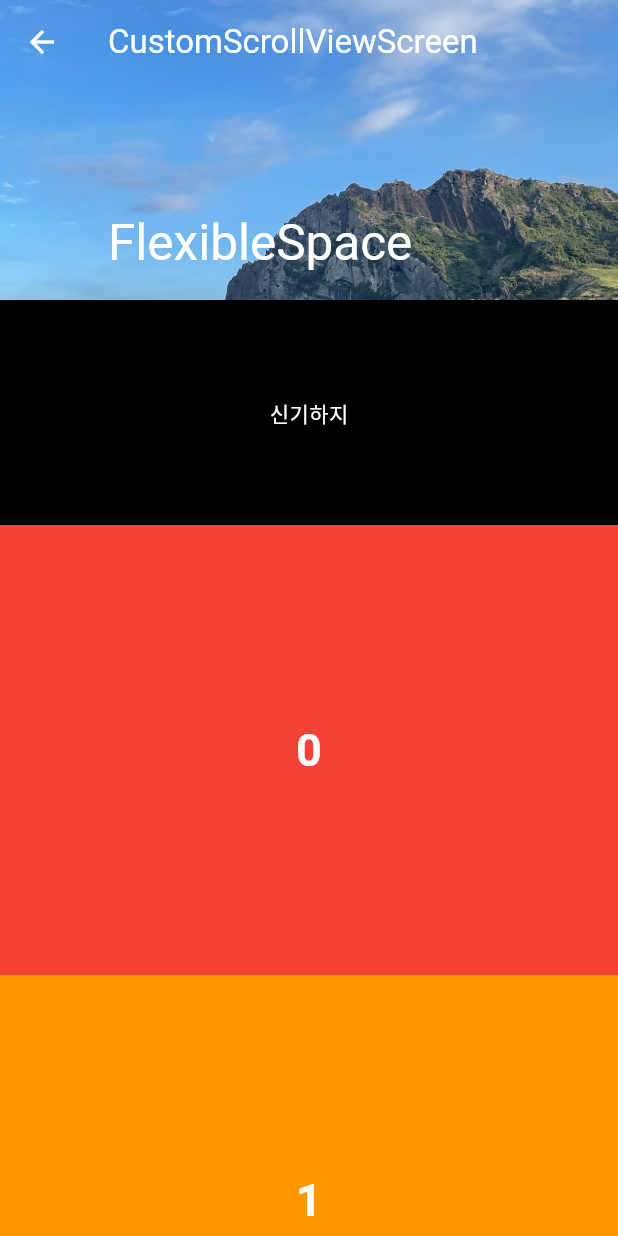
After one commit to ichanguk/flutter-lv1-inflearn, a Flutter app: the CustomScrollViewScreen screen opened directly, on a phone screen of 412 x 824 dp. The commit adds this screen. Run offline on Flutter 3.47's test engine with Material 3 defaults, Android fonts, the phone set to English and light mode, and no system bars; our stand-ins replace drift, flutter_dotenv, geolocator, get_it, google_maps_flutter, image_picker and 5 more; missing offline and left inert: agora_rtc_engine, sqlite3; accounts and stored records are empty; generated files the repository leaves out were written again.

Commit message:
Update Section29. Scrollable widgets

```diff
--- /dev/null
+++ b/scrollable_widgets/lib/screen/custom_scroll_view_screen.dart
@@ -0,0 +1,190 @@
+import 'package:flutter/material.dart';
+import 'package:scrollable_widgets/const/colors.dart';
+
+class _SliverFixedHeaderDelegate extends SliverPersistentHeaderDelegate {
+  final Widget child;
+  final double maxHeight;
+  final double minHeight;
+
+  _SliverFixedHeaderDelegate({
+    required this.child,
+    required this.maxHeight,
+    required this.minHeight,
+  });
+
+  @override
+  Widget build(
+    BuildContext context,
+    double shrinkOffset,
+    bool overlapsContent,
+  ) {
+    return SizedBox.expand(child: child);
+  }
+
+  @override
+  // 최대 높이
+  double get maxExtent => maxHeight;
+
+  @override
+  // 최소 높이
+  double get minExtent => minHeight;
+
+  @override
+  // covariant - 상속된 클래스도 사용가능
+  // oldDelegate - build가 실행이 됐을때 이전 Delegate
+  // this - 새로운 delegate
+  // shouldRebuild - 새로 build를 해야할지 말지 결정
+  bool shouldRebuild(_SliverFixedHeaderDelegate oldDelegate) {
+    return oldDelegate.minHeight != minHeight ||
+        oldDelegate.maxHeight != maxHeight ||
+        oldDelegate.child != child;
+  }
+}
+
+class CustomScrollViewScreen extends StatelessWidget {
+  final List<int> numbers = List.generate(100, (index) => index);
+
+  CustomScrollViewScreen({super.key});
+
+  @override
+  Widget build(BuildContext context) {
+    return Scaffold(
+      body: CustomScrollView(
+        slivers: [
+          renderSliverAppbar(),
+          renderHeader(),
+          renderBuilderSliverList(),
+          renderHeader(),
+          renderSliverGridBuilder(),
+          renderHeader(),
+          renderBuilderSliverList(),
+        ],
+      ),
+    );
+  }
+
+  SliverPersistentHeader renderHeader() {
+    return SliverPersistentHeader(
+      pinned: true,
+      delegate: _SliverFixedHeaderDelegate(
+        child: Container(
+          color: Colors.black,
+          child: Center(
+            child: Text('신기하지', style: TextStyle(color: Colors.white)),
+          ),
+        ),
+        minHeight: 75,
+        maxHeight: 150,
+      ),
+    );
+  }
+
+  // Appbar
+  SliverAppBar renderSliverAppbar() {
+    return SliverAppBar(
+      // 스크롤 했을때 리스트의 중간에도 AppBar가 내려오게 할 수 있음
+      floating: true,
+      // 완전 고정
+      pinned: false,
+      // 자석 효과
+      // floating true에만 사용가능
+      snap: true,
+      // 맨 위에서 한계 이상으로 스크롤 했을때
+      // 남는 공간을 차지
+      stretch: true,
+      collapsedHeight: 150,
+      expandedHeight: 200,
+      foregroundColor: Colors.white,
+      backgroundColor: Colors.blue,
+      flexibleSpace: FlexibleSpaceBar(
+        background: Image.asset('asset/img/image_1.jpeg', fit: BoxFit.cover),
+        title: Text('FlexibleSpace', style: TextStyle(color: Colors.white)),
+      ),
+      title: Text('CustomScrollViewScreen'),
+    );
+  }
+
+  // GridView.builder와 비슷함
+  SliverGrid renderSliverGridBuilder() {
+    return SliverGrid(
+      delegate: SliverChildBuilderDelegate((context, index) {
+        return renderContainer(
+          color: rainbowColors[index % rainbowColors.length],
+          index: index,
+        );
+      }, childCount: 100),
+      gridDelegate: SliverGridDelegateWithMaxCrossAxisExtent(
+        maxCrossAxisExtent: 150,
+      ),
+    );
+  }
+
+  // GridView.count와 유사함
+  SliverGrid renderChildSliverGrid() {
+    return SliverGrid(
+      delegate: SliverChildListDelegate(
+        numbers
+            .map(
+              (e) => renderContainer(
+                color: rainbowColors[e % rainbowColors.length],
+                index: e,
+              ),
+            )
+            .toList(),
+      ),
+      gridDelegate: SliverGridDelegateWithFixedCrossAxisCount(
+        crossAxisCount: 2,
+      ),
+    );
+  }
+
+  // ListView.builder 생성자와 유사함.
+  SliverList renderBuilderSliverList() {
+    return SliverList(
+      delegate: SliverChildBuilderDelegate((context, index) {
+        return renderContainer(
+          color: rainbowColors[index % rainbowColors.length],
+          index: index,
+        );
+      }, childCount: 100),
+    );
+  }
+
+  // ListView 기본 생성자와 유사함
+  SliverList renderChildSliverList() {
+    return SliverList(
+      delegate: SliverChildListDelegate(
+        numbers
+            .map(
+              (e) => renderContainer(
+                color: rainbowColors[e % rainbowColors.length],
+                index: e,
+              ),
+            )
+            .toList(),
+      ),
+    );
+  }
+
+  Widget renderContainer({
+    required Color color,
+    required int index,
+    double? height,
+  }) {
+    print(index);
+    return Container(
+      height: height ?? 300,
+      color: color,
+      child: Center(
+        child: Text(
+          index.toString(),
+          style: TextStyle(
+            color: Colors.white,
+            fontWeight: FontWeight.w700,
+            fontSize: 30.0,
+          ),
+        ),
+      ),
+    );
+  }
+}
--- a/scrollable_widgets/lib/screen/home_screen.dart
+++ b/scrollable_widgets/lib/screen/home_screen.dart
@@ -1,7 +1,10 @@
 import 'package:flutter/material.dart';
 import 'package:scrollable_widgets/layout/main_layout.dart';
+import 'package:scrollable_widgets/screen/custom_scroll_view_screen.dart';
 import 'package:scrollable_widgets/screen/list_view_screen.dart';
+import 'package:scrollable_widgets/screen/refresh_indicator_screen.dart';
 import 'package:scrollable_widgets/screen/reorderable_list_view_screen.dart';
+import 'package:scrollable_widgets/screen/scrollbar_screen.dart';
 import 'package:scrollable_widgets/screen/single_child_scroll_view_screen.dart';
 
 import 'grid_view_screen.dart';
@@ -22,6 +25,9 @@ class HomeScreen extends StatelessWidget {
     ScreenModel(builder: (_) => ListViewScreen(), name: 'ListViewScreen'),
     ScreenModel(builder: (_) => GridViewScreen(), name: 'GridViewScreen'),
     ScreenModel(builder: (_) => ReorderableListViewScreen(), name: 'ReorderableListViewScreen'),
+    ScreenModel(builder: (_) => CustomScrollViewScreen(), name: 'CustomScrollViewScreen'),
+    ScreenModel(builder: (_) => ScrollbarScreen(), name: 'ScrollbarScreen'),
+    ScreenModel(builder: (_) => RefreshIndicatorScreen(), name: 'RefreshIndicatorScreen')
   ];
 
   HomeScreen({super.key});
--- a/scrollable_widgets/pubspec.yaml
+++ b/scrollable_widgets/pubspec.yaml
@@ -57,6 +57,9 @@ flutter:
   # the material Icons class.
   uses-material-design: true
 
+  assets:
+    - asset/img/
+
   # To add assets to your application, add an assets section, like this:
   # assets:
   #   - images/a_dot_burr.jpeg
```
Also changed, not shown: scrollable_widgets/lib/screen/refresh_indicator_screen.dart (added, +54 -0 lines), scrollable_widgets/lib/screen/reorderable_list_view_screen.dart (+40 -3 lines), scrollable_widgets/lib/screen/scrollbar_screen.dart (added, +53 -0 lines), scrollable_widgets/asset/img/image_1.jpeg (added), 1 other file.
